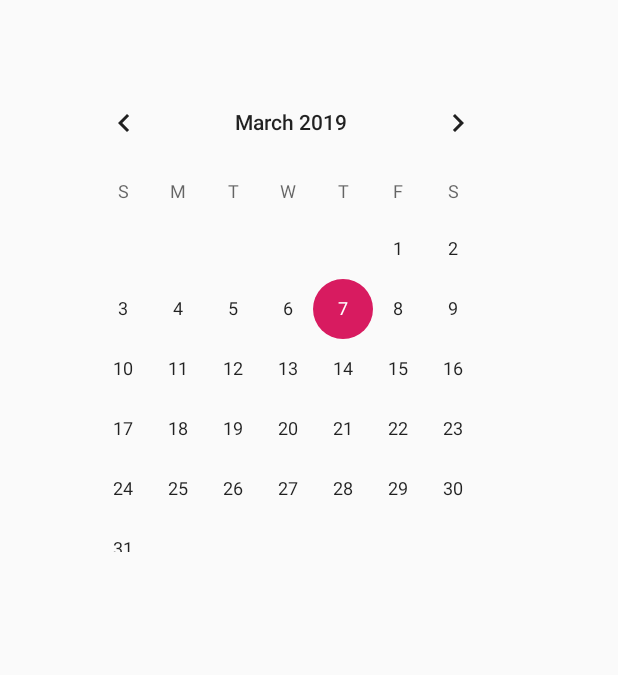
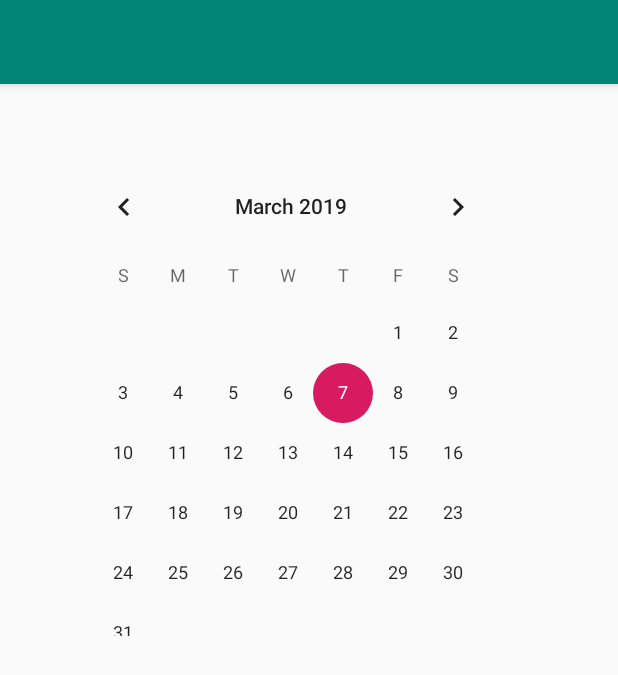
Before and after one commit to Jrjenkins001/hourbyhour, an Android app: the layout month_view.xml on its own in the app's theme, with its tools: preview values and no code run, on a phone screen of 412 x 824 dp. Shown: the top 675 px of the screen. Run offline under Robolectric (Android 15) with nearby library versions, the phone set to English and light mode, and no system bars.

Commit message:
toolbar UI leaving day_view corrected

```diff
--- a/app/src/main/res/layout/month_view.xml
+++ b/app/src/main/res/layout/month_view.xml
@@ -6,6 +6,18 @@
     android:layout_width="match_parent"
     android:layout_height="match_parent"
     android:orientation="vertical">
+    <android.support.v7.widget.Toolbar
+        android:id="@+id/toolbar_month_view"
+        android:layout_width="match_parent"
+        android:layout_height="?attr/actionBarSize"
+        android:background="@color/colorPrimary"
+        android:elevation="4dp"
+        android:theme="@style/ThemeOverlay.AppCompat.ActionBar"
+        app:layout_constraintEnd_toEndOf="parent"
+        app:layout_constraintHorizontal_bias="0.0"
+        app:layout_constraintStart_toStartOf="parent"
+        app:layout_constraintTop_toTopOf="parent"
+        app:popupTheme="@style/ThemeOverlay.AppCompat.Light" />
 
     <LinearLayout
         android:layout_marginTop="48dp"
```
Also changed, not shown: app/src/main/java/com/example/hour_by_hour/MainActivity.java (+8 -1 lines), app/src/main/res/layout/task_view.xml (+37 -21 lines).
